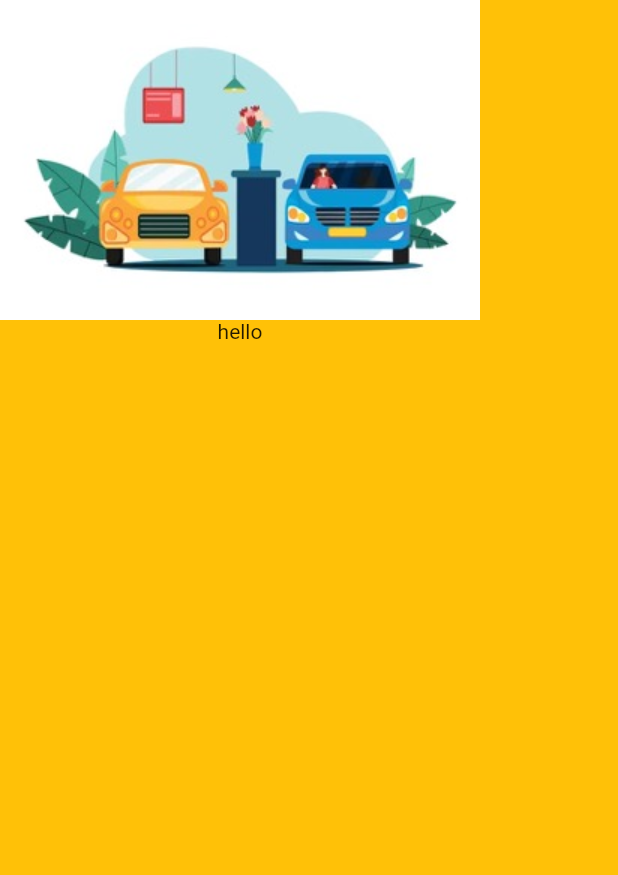
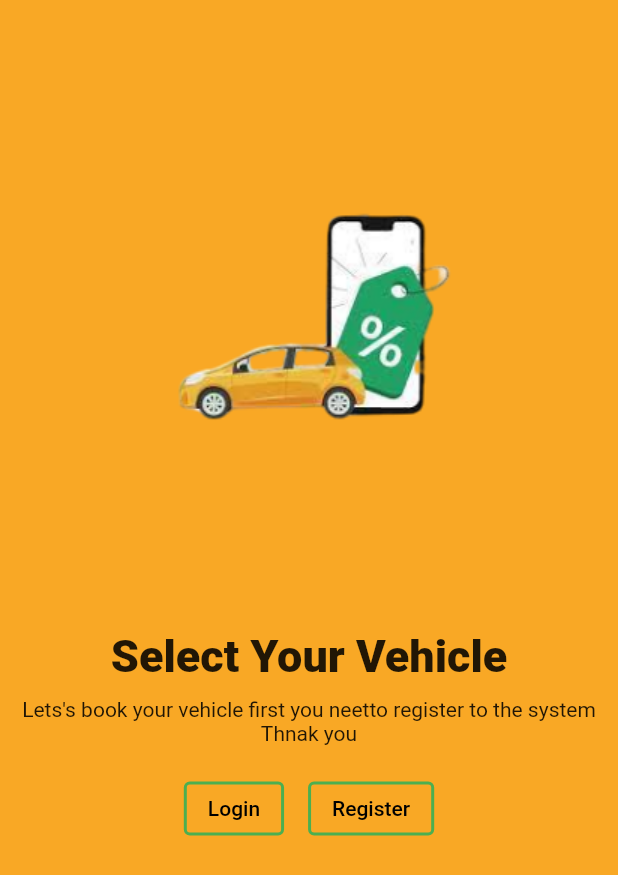
Before and after one commit to WarunaDisanayaka/Car-renting-platform, a Flutter app: the screen it shows after launch, on a phone screen of 412 x 824 dp. Shown: the top 875 px of the screen. Run offline on Flutter 3.47's test engine with Material 2 defaults, Android fonts, the phone set to English and light mode, and no system bars.

Commit message:
get start page

```diff
--- a/app/lib/welcome.dart
+++ b/app/lib/welcome.dart
@@ -11,13 +11,80 @@ class _welcomeState extends State<welcome> {
   @override
   Widget build(BuildContext context) {
     return Scaffold(
-      backgroundColor: Colors.amber,
+      backgroundColor: Colors.yellow[800],
       body: SafeArea(
         child: Container(
-          child:Column(
+          child: Column(
             children: [
-              Image(image: AssetImage('assets/img1.jpeg')),
-              Text("hello"),
+              Padding(
+                padding: const EdgeInsets.all(10.0),
+                child: Image(
+                  image: AssetImage(
+                    'assets/15.png',
+                  ),
+                  height: 400,
+                ),
+              ),
+              Text(
+                "Select Your Vehicle",
+                style: TextStyle(
+                  fontSize: 30,
+                  fontWeight: FontWeight.w800,
+                ),
+              ),
+              Padding(
+                padding: const EdgeInsets.all(10.0),
+                child: Text(
+                  "Lets's book your vehicle first you neetto register to the system Thnak you",
+                  textAlign: TextAlign.center,
+                  style: TextStyle(),
+                ),
+              ),
+
+              Container(
+                child: Row(
+                  mainAxisAlignment: MainAxisAlignment.center,
+                  children: [
+                    Padding(
+                      padding: const EdgeInsets.all(8.0),
+                      child: OutlinedButton(
+                        child: Text(
+                          "Login",
+                          style: TextStyle(
+                            color: Colors.black,
+                          ),
+                        ),
+                        style: OutlinedButton.styleFrom(
+                          side: BorderSide(
+                            width: 2.0, // set the border weight to 2.0
+                            color: Colors.green,
+                          ),
+                        ),
+                        onPressed: () {},
+                      ),
+                    ),
+
+                    Padding(
+                      padding: const EdgeInsets.all(8.0),
+                      child: OutlinedButton(
+                        child: Text(
+                          "Register",
+                          style: TextStyle(
+                            color: Colors.black,
+                          ),
+                        ),
+                        style: OutlinedButton.styleFrom(
+                          side: BorderSide(
+                            width: 2.0, // set the border weight to 2.0
+                            color: Colors.green,
+                          ),
+                        ),
+                        onPressed: () {},
+                      ),
+                    ),
+                  ],
+                ),
+              )
             ],
           ),
         ),
```
Also changed, not shown: app/assets/12.png (added), app/assets/13.png (added), app/assets/14.jpeg (added), app/assets/15.jpeg (added), app/assets/15.png (added), app/assets/16.png (added), app/assets/17.png (added), app/assets/img1.jpeg (deleted), app/assets/img1.png (added), 1 other file.
